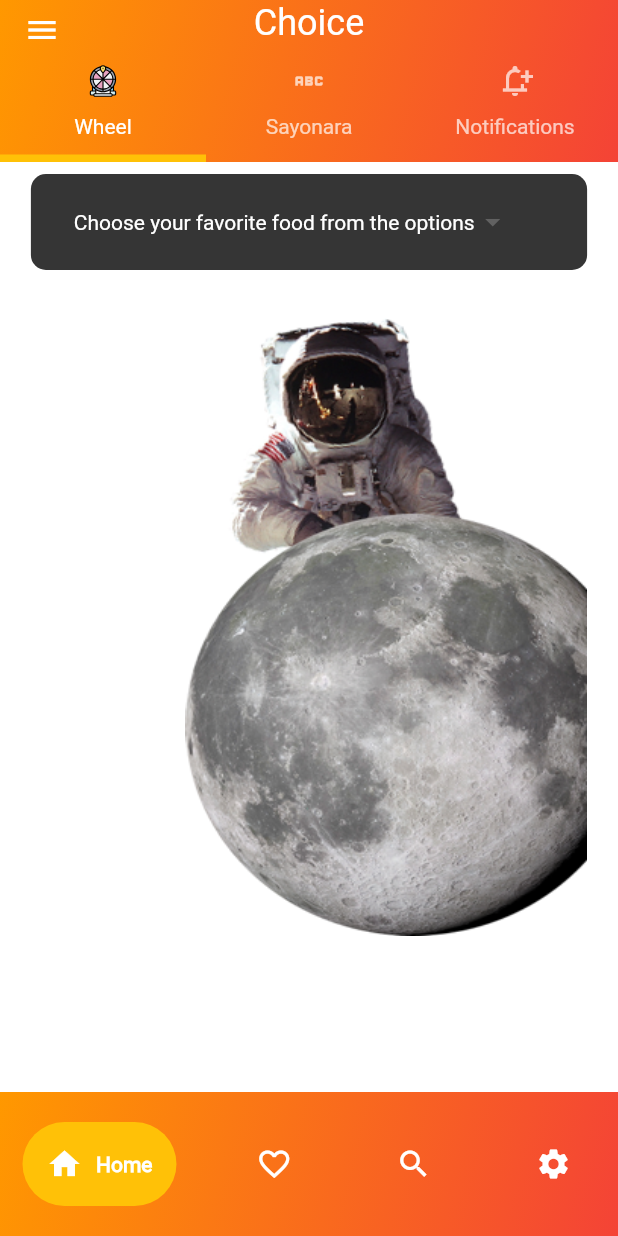
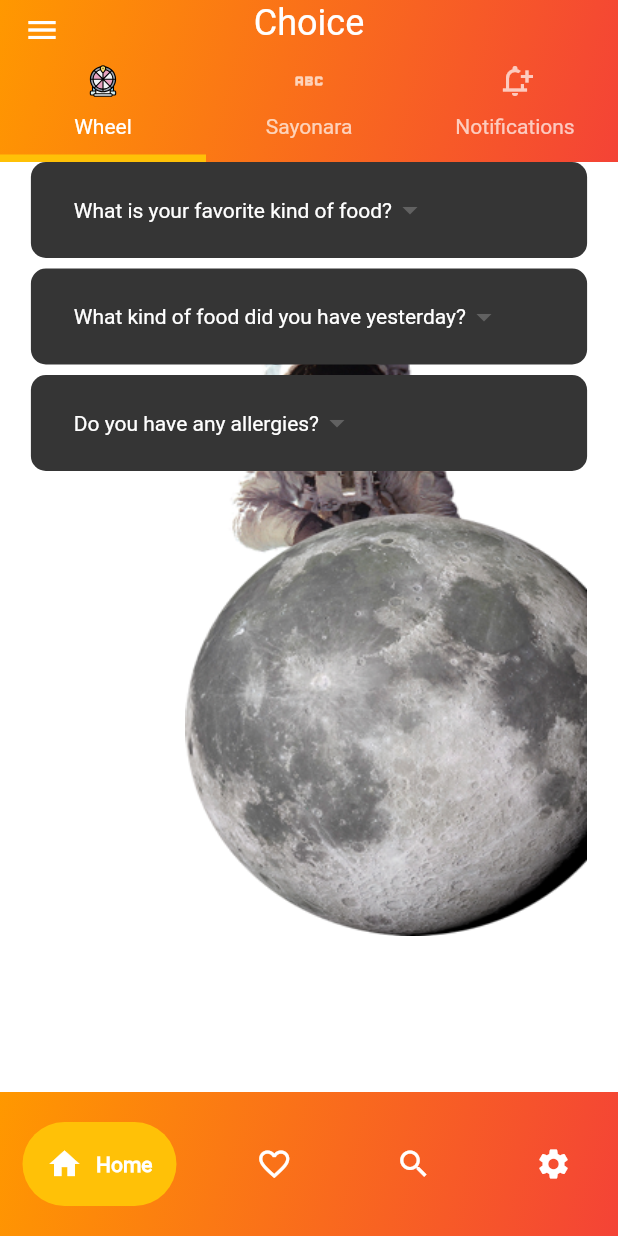
Before and after one commit to MattRattigan/Choice, a Flutter app: the QuestionScreen screen opened by its route, on a phone screen of 412 x 824 dp. Run offline on Flutter 3.47's test engine with Material 2 defaults, Android fonts, the phone set to English and light mode, and no system bars; drawn by our look-alikes of google_nav_bar; our stand-ins replace flutter_fortune_wheel, flutter_svg, font_awesome_flutter, google_maps_flutter, rive.

Commit message:
Added questions to questions questions screen Added Read me information

```diff
--- a/lib/pages/home_screen.dart
+++ b/lib/pages/home_screen.dart
@@ -40,7 +40,7 @@ class _HomeScreenState extends State<HomeScreen> {
               onPressed: () {
                 Navigator.pushNamed(
                   context,
-                  '/loginScreen',
+                  '/questionScreen',
                 );
               },
             ),
--- a/lib/pages/questions_screen.dart
+++ b/lib/pages/questions_screen.dart
@@ -29,6 +29,10 @@ class _QuestionScreenState extends State<QuestionScreen> {
           padding: EdgeInsets.symmetric(horizontal: _deviceWidth * 0.05),
           child: Stack(
             children: [
+              Align(
+                alignment: Alignment.centerRight,
+                child: _astroImageWidget(),
+              ),
               Column(
                 mainAxisAlignment: MainAxisAlignment.spaceBetween,
                 mainAxisSize: MainAxisSize.max,
@@ -36,10 +40,6 @@ class _QuestionScreenState extends State<QuestionScreen> {
                 children: [
                   _foodWidgetContainer(),
                 ],
-              ),
-              Align(
-                alignment: Alignment.centerRight,
-                child: _astroImageWidget(),
               ),
             ],
           ),
@@ -61,7 +61,7 @@ class _QuestionScreenState extends State<QuestionScreen> {
 
   Widget _foodWidgetContainer() {
     return Container(
-      padding: const EdgeInsets.only(top: 8.0),
+      padding: const EdgeInsets.only(top: 0.0),
       height: _deviceHeight * 0.25,
       child: Column(
         mainAxisAlignment: MainAxisAlignment.spaceBetween,
@@ -69,6 +69,8 @@ class _QuestionScreenState extends State<QuestionScreen> {
         crossAxisAlignment: CrossAxisAlignment.center,
         children: [
           _foodChoiceWidget(),
+          _yesterdaysfoodChoiceWidget(),
+          _allergyChoiceWidget()
         ],
       ),
     );
@@ -77,7 +79,30 @@ class _QuestionScreenState extends State<QuestionScreen> {
   Widget _foodChoiceWidget() {
     return CustomDropDownButtonClass(
       values: const [
-        'Choose your favorite food from the options',
+        'What is your favorite kind of food?',
+        'Latin',
+        'American',
+        'Italin'
+      ],
+      width: _deviceWidth,
+    );
+  }
+
+    Widget _allergyChoiceWidget() {
+    return CustomDropDownButtonClass(
+      values: const [
+        'Do you have any allergies?',
+        'Yes',
+        'No',
+      ],
+      width: _deviceWidth,
+    );
+  }
+
+    Widget _yesterdaysfoodChoiceWidget() {
+    return CustomDropDownButtonClass(
+      values: const [
+        'What kind of food did you have yesterday?',
         'Latin',
         'American',
         'Italin'
```
Also changed, not shown: assets/images/plates.png (added), lib/pages/login_screen.g.dart (added), 1 other file.
